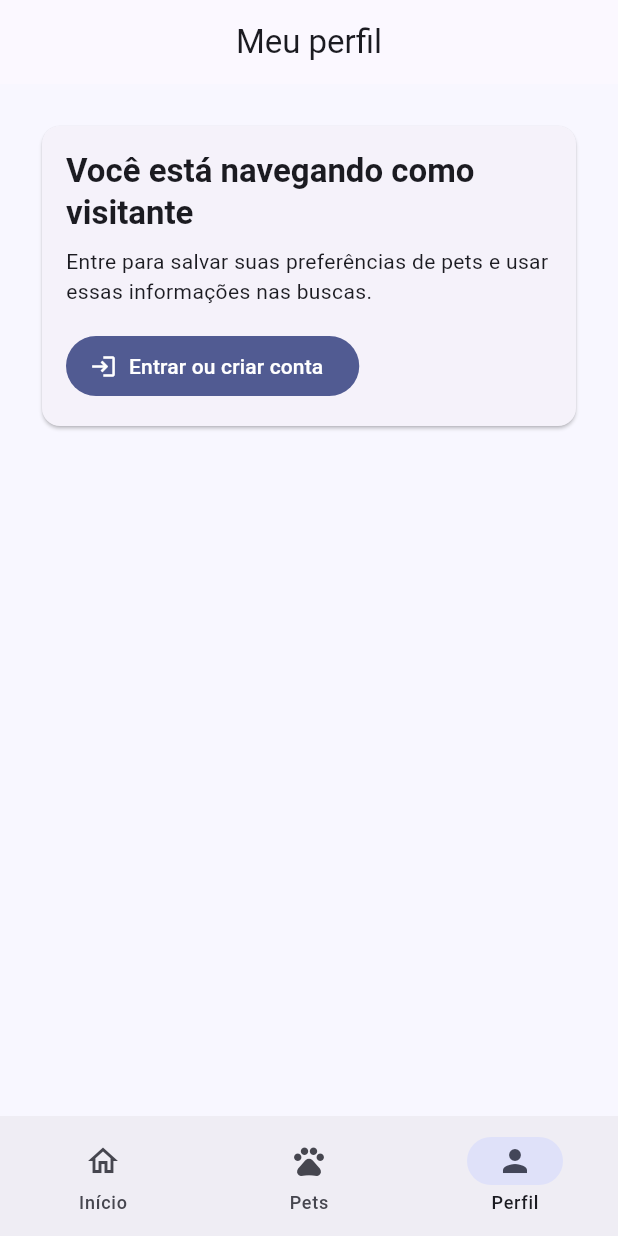
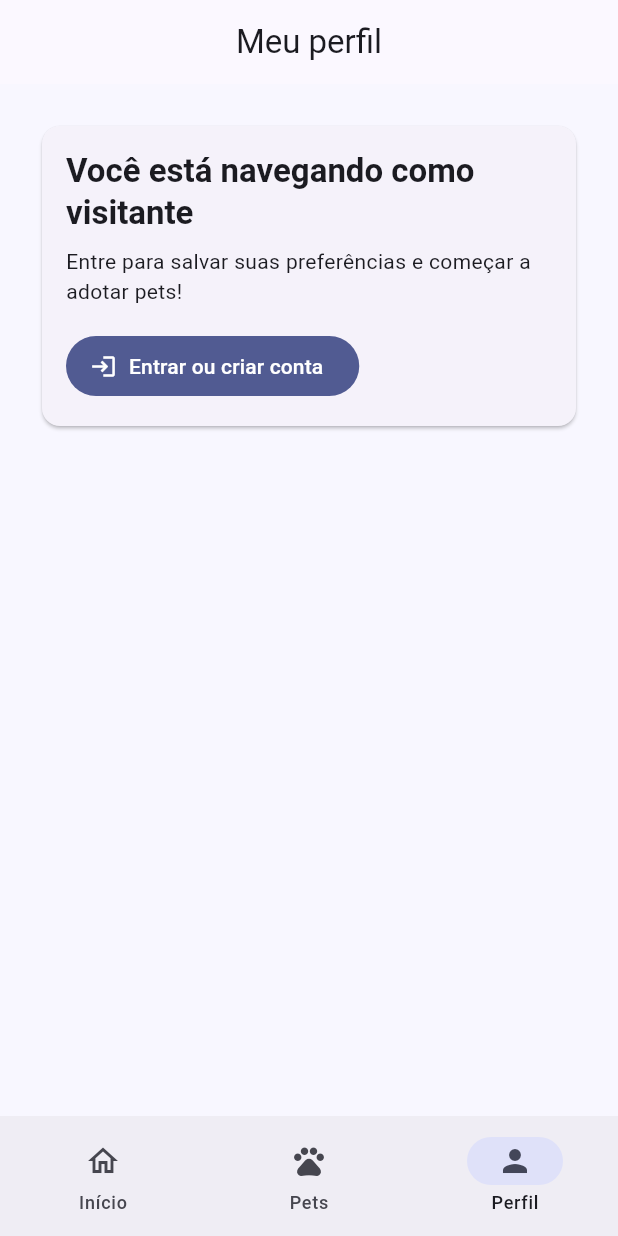
Before and after one commit to Jorgelino328/adopet-app, a Flutter app: the screen it shows after launch, item 3 of the bottom bar chosen, on a phone screen of 412 x 824 dp. Run offline on Flutter 3.47's test engine with Material 3 defaults, Android fonts, the phone set to English and light mode, and no system bars; our stand-ins replace shared_preferences, sqflite_common_ffi; accounts and stored records are empty; network calls fail.

Commit message:
feat: update signup message

```diff
--- a/lib/features/profile/presentation/pages/profile_page.dart
+++ b/lib/features/profile/presentation/pages/profile_page.dart
@@ -142,7 +142,7 @@ class _ProfilePageState extends State<ProfilePage> {
                     ),
                     const SizedBox(height: 8),
                     const Text(
-                      'Entre para salvar suas preferências de pets e usar essas informações nas buscas.',
+                      'Entre para salvar suas preferências e começar a adotar pets!',
                     ),
                     const SizedBox(height: 16),
                     FilledButton.icon(
```
